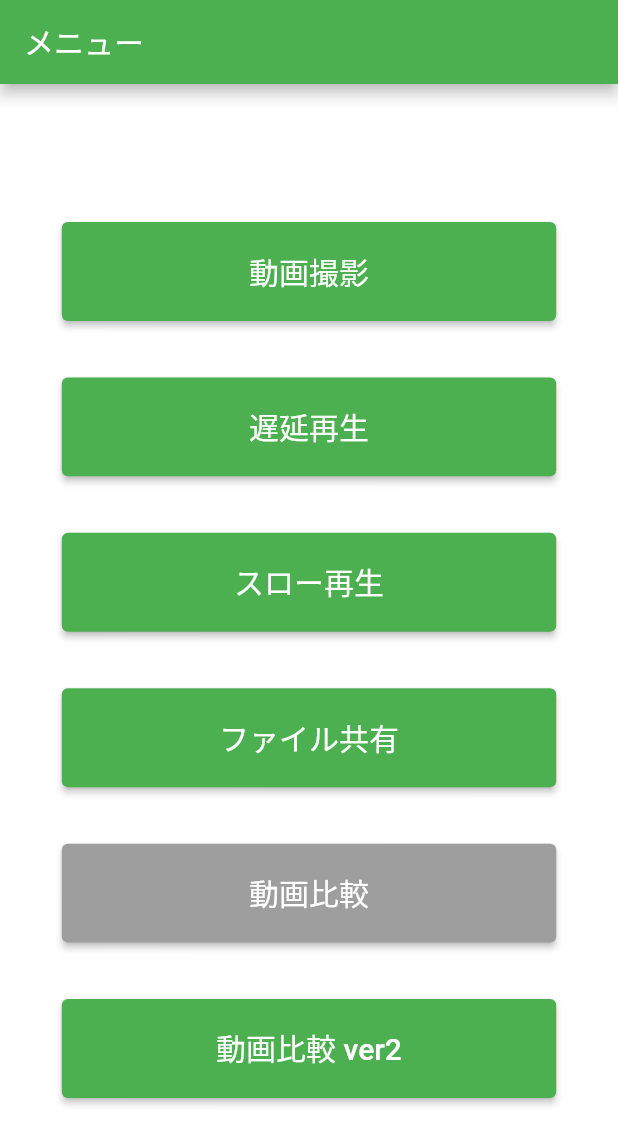
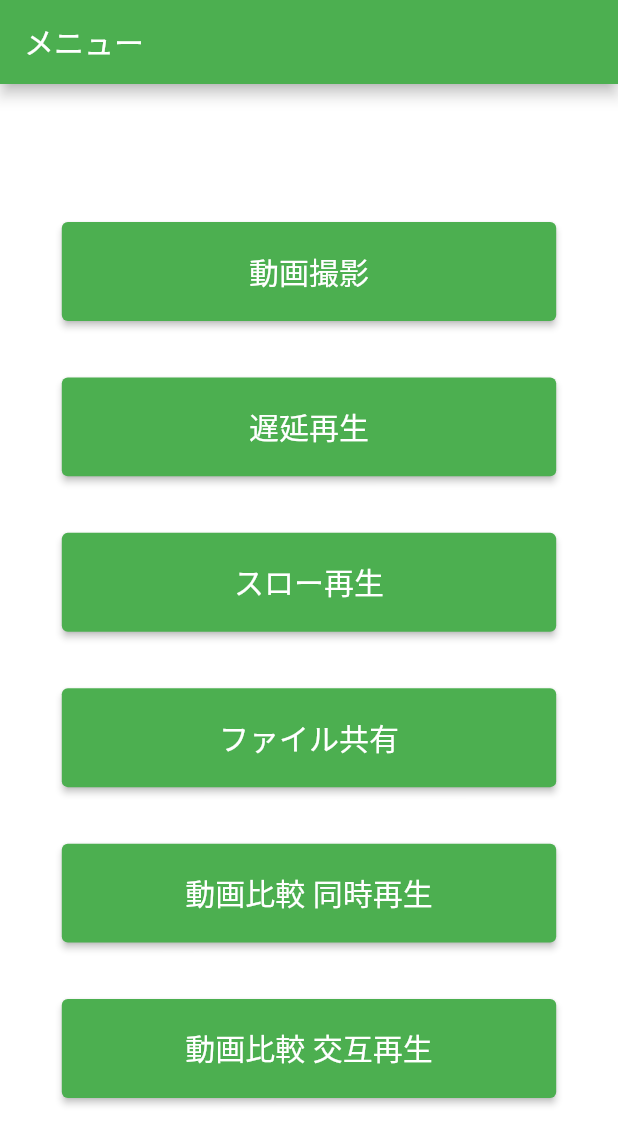
Before and after one commit to KokiWakatsuki/sporty, a Flutter app: the screen it shows after launch, on a phone screen of 412 x 824 dp. Shown: the top 1145 px of the screen. Run offline on Flutter 3.47's test engine with Material 2 defaults, Android fonts, the phone set to English and light mode, and no system bars; our stand-ins replace camera, chewie, flutter_cache_manager, gallery_saver, image_gallery_saver, image_picker and 2 more.

Commit message:
動画比較できた 自宅PC

```diff
--- a/lib/view/menu.dart
+++ b/lib/view/menu.dart
@@ -131,14 +131,14 @@ class Menu extends StatelessWidget {
     final goComparisonButton = ElevatedButton(
       onPressed: () => goComparison(context),
       style: ElevatedButton.styleFrom(
-        backgroundColor: Colors.grey,
+        backgroundColor: Colors.green,
         fixedSize: Size(
           MediaQuery.of(context).size.width * _width,
           MediaQuery.of(context).size.height * _height,
         ),
       ),
       child: const Text(
-        '動画比較',
+        '動画比較 同時再生',
         style: TextStyle(
           fontSize: 20,
         ),
@@ -155,7 +155,7 @@ class Menu extends StatelessWidget {
         ),
       ),
       child: const Text(
-        '動画比較 ver2',
+        '動画比較 交互再生',
         style: TextStyle(
           fontSize: 20,
         ),
```
Also changed, not shown: lib/view/comparison.dart (+14 -2 lines).
